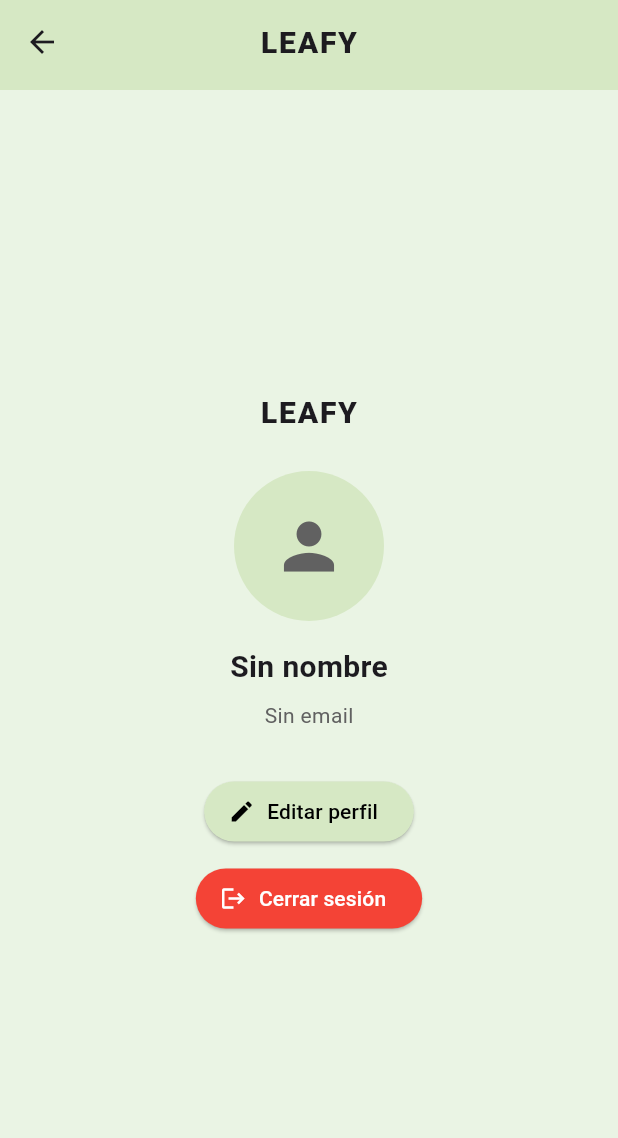
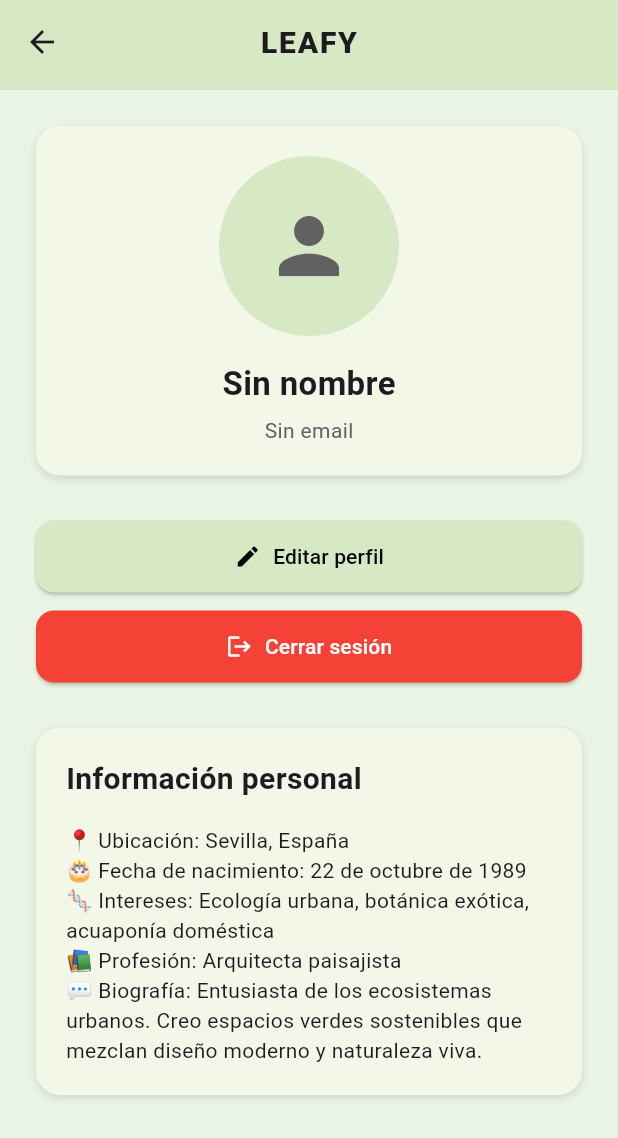
Before and after one commit to mrami8/leafy_app_flutter, a Flutter app: the ProfileScreen screen opened directly, on a phone screen of 412 x 824 dp. Shown: the top 1138 px of the screen. Run offline on Flutter 3.47's test engine with Material 3 defaults, Android fonts, the phone set to English and light mode, and no system bars; our stand-ins replace image_picker, supabase_flutter, table_calendar; accounts and stored records are empty.

Commit message:
ChangePlantsInfoV1_&_ProfileChangeV1

```diff
--- a/lib/main_screen.dart
+++ b/lib/main_screen.dart
@@ -2,7 +2,7 @@ import 'package:flutter/material.dart';
 import 'package:leafy_app_flutter/screens/calendar_screen.dart';
 import 'package:leafy_app_flutter/screens/plants_screen.dart';
 import 'package:leafy_app_flutter/screens/profile_screen.dart';
-import 'package:leafy_app_flutter/screens/search_screen.dart';
+import 'package:leafy_app_flutter/screens/search_screen.dart'; // Ensure this file contains the SearchScreen class
 
 // Pantalla principal que contiene la navegación entre pestañas
 class MainScreen extends StatefulWidget {
--- a/lib/providers/plant_search_provider.dart
+++ b/lib/providers/plant_search_provider.dart
@@ -13,31 +13,23 @@ class PlantSearchProvider with ChangeNotifier {
 
   // Método para buscar plantas por nombre o nombre científico
   Future<void> searchPlants(String query) async {
-    // Si el texto de búsqueda está vacío, se limpia la lista y se notifica a los listeners
-    if (query.isEmpty) {
-      plants = [];
-      notifyListeners();
-      return;
-    }
-
   try {
-      // Realiza una consulta a la tabla 'plantas' usando filtros OR
-      // Busca coincidencias parciales (ilike) en los campos 'nombre' y 'nombre_cientifico'
-      final response = await supabaseClient
+    final response = query.isEmpty
+        ? await supabaseClient.from('plantas').select('*')
+        : await supabaseClient
             .from('plantas')
             .select('*')
             .or('nombre.ilike.%$query%,nombre_cientifico.ilike.%$query%');
 
     print('Respuesta de la consulta: $response');
 
-      // Convierte los resultados en objetos Plant usando el método fromSearchMap
     plants = response.map((e) => Plant.fromSearchMap(e)).toList();
-      notifyListeners(); // Notifica a los widgets que dependen de esta lista para actualizarse
+    notifyListeners();
   } catch (e) {
-      // En caso de error, se limpia la lista y se notifica
     print('Error al buscar plantas: $e');
     plants = [];
     notifyListeners();
   }
 }
+
 }
--- a/lib/screens/profile_screen.dart
+++ b/lib/screens/profile_screen.dart
@@ -5,7 +5,6 @@ import 'package:leafy_app_flutter/providers/auth_provider.dart';
 import 'edit_profile_screen.dart';
 import 'package:leafy_app_flutter/LoginScreen.dart';
 
-// Pantalla de perfil de usuario
 class ProfileScreen extends StatelessWidget {
   const ProfileScreen({super.key});
 
@@ -17,7 +16,7 @@ class ProfileScreen extends StatelessWidget {
       backgroundColor: const Color(0xFFEAF4E4), // Fondo verde claro
 
       appBar: PreferredSize(
-  preferredSize: Size.fromHeight(60), // Tamaño ajustado
+        preferredSize: const Size.fromHeight(60),
         child: AppBar(
           backgroundColor: const Color(0xFFD6E8C4),
           centerTitle: true,
@@ -33,119 +32,150 @@ class ProfileScreen extends StatelessWidget {
         ),
       ),
 
-
-      // Si los datos del perfil están cargando, se muestra un indicador
-      body:
-          userProfileProvider.isLoading
-              ? Center(child: CircularProgressIndicator())
-              : Padding(
-                padding: const EdgeInsets.all(16.0),
-                child: Center(
+      body: userProfileProvider.isLoading
+          ? const Center(child: CircularProgressIndicator())
+          : SingleChildScrollView(
+              padding: const EdgeInsets.all(24.0),
               child: Column(
-                    mainAxisAlignment: MainAxisAlignment.center,
-                    crossAxisAlignment: CrossAxisAlignment.center,
                 children: [
-                      // Título LEAFY
-                      Text(
-                        "LEAFY",
-                        style: TextStyle(
-                          fontWeight: FontWeight.w800,
-                          fontSize: 20,
-                          letterSpacing: 1.2,
+                  Container(
+                    width: double.infinity,
+                    padding: const EdgeInsets.all(20),
+                    decoration: BoxDecoration(
+                      color: const Color(0xFFF3F7E8),
+                      borderRadius: BorderRadius.circular(16),
+                      boxShadow: [
+                        BoxShadow(
+                          color: Colors.black12,
+                          blurRadius: 4,
+                          offset: Offset(0, 2),
                         ),
+                      ],
                     ),
-
-                      SizedBox(height: 24),
-
-                      // Avatar del usuario
+                    child: Column(
+                      children: [
                         CircleAvatar(
-                        radius: 50,
-                        backgroundImage:
-                            userProfileProvider.fotoPerfil.isNotEmpty
+                          radius: 60,
+                          backgroundImage: userProfileProvider.fotoPerfil.isNotEmpty
                               ? NetworkImage(userProfileProvider.fotoPerfil)
                               : null,
                           backgroundColor: const Color(0xFFD6E8C4),
-                        child:
-                            userProfileProvider.fotoPerfil.isEmpty
-                                ? Icon(
-                                  Icons.person,
-                                  size: 50,
-                                  color: Colors.grey[700],
-                                )
+                          child: userProfileProvider.fotoPerfil.isEmpty
+                              ? Icon(Icons.person, size: 60, color: Colors.grey[700])
                               : null,
                         ),
-
-                      SizedBox(height: 16),
-
-                      // Nombre del usuario
+                        const SizedBox(height: 16),
                         Text(
                           userProfileProvider.username.isNotEmpty
                               ? userProfileProvider.username
                               : "Sin nombre",
                           style: const TextStyle(
-                          fontSize: 20,
+                            fontSize: 22,
                             fontWeight: FontWeight.bold,
                           ),
                         ),
-
-                      SizedBox(height: 8),
-
-                      // Correo electrónico
+                        const SizedBox(height: 6),
                         Text(
                           userProfileProvider.email.isNotEmpty
                               ? userProfileProvider.email
                               : "Sin email",
                           style: TextStyle(color: Colors.grey[700]),
                         ),
+                      ],
+                    ),
+                  ),
+                  const SizedBox(height: 30),
 
-                      SizedBox(height: 30),
-
-                      // Botón para ir a la pantalla de edición del perfil
-                      ElevatedButton.icon(
+                  // Botón para editar perfil
+                  SizedBox(
+                    width: double.infinity,
+                    child: ElevatedButton.icon(
                       onPressed: () {
                         Navigator.push(
                           context,
-                            MaterialPageRoute(
-                              builder: (_) => EditProfileScreen(),
-                            ),
+                          MaterialPageRoute(builder: (_) => EditProfileScreen()),
                         );
                       },
-                        icon: Icon(Icons.edit),
-                        label: Text('Editar perfil'),
+                      icon: const Icon(Icons.edit),
+                      label: const Text('Editar perfil'),
                       style: ElevatedButton.styleFrom(
                         backgroundColor: const Color(0xFFD6E8C4),
                         foregroundColor: Colors.black,
+                        padding: const EdgeInsets.symmetric(vertical: 14),
+                        shape: RoundedRectangleBorder(
+                          borderRadius: BorderRadius.circular(12),
                         ),
                       ),
+                    ),
+                  ),
+                  const SizedBox(height: 12),
 
-                      SizedBox(height: 10),
-
-                      // Botón para cerrar sesión y redirigir al login
-                      ElevatedButton.icon(
+                  // Botón para cerrar sesión
+                  SizedBox(
+                    width: double.infinity,
+                    child: ElevatedButton.icon(
                       onPressed: () async {
-                          final authProvider = Provider.of<AuthProvider>(
-                            context,
-                            listen: false,
-                          );
+                        final authProvider = Provider.of<AuthProvider>(context, listen: false);
                         await authProvider.logout();
-
                         Navigator.of(context).pushAndRemoveUntil(
                           MaterialPageRoute(builder: (_) => LoginScreen()),
-                            (route) =>
-                                false, // Elimina todo el historial de navegación
+                          (route) => false,
                         );
                       },
-                        icon: Icon(Icons.logout),
-                        label: Text('Cerrar sesión'),
+                      icon: const Icon(Icons.logout),
+                      label: const Text('Cerrar sesión'),
                       style: ElevatedButton.styleFrom(
                         backgroundColor: Colors.red,
                         foregroundColor: Colors.white,
+                        padding: const EdgeInsets.symmetric(vertical: 14),
+                        shape: RoundedRectangleBorder(
+                          borderRadius: BorderRadius.circular(12),
+                        ),
+                      ),
+                    ),
+                  ),
+                  const SizedBox(height: 30),
+
+                  // Sección de información falsa del perfil
+                  Container(
+                    width: double.infinity,
+                    padding: const EdgeInsets.all(20),
+                    decoration: BoxDecoration(
+                      color: const Color(0xFFF3F7E8),
+                      borderRadius: BorderRadius.circular(16),
+                      boxShadow: [
+                        BoxShadow(
+                          color: Colors.black12,
+                          blurRadius: 4,
+                          offset: Offset(0, 2),
+                        ),
+                      ],
+                    ),
+                    child: Column(
+                      crossAxisAlignment: CrossAxisAlignment.start,
+                      children: const [
+                        Text(
+                          "Información personal",
+                          style: TextStyle(
+                            fontSize: 20,
+                            fontWeight: FontWeight.bold,
+                          ),
+                        ),
+                        SizedBox(height: 16),
+                        Text("📍 Ubicación: Sevilla, España"),
+                        Text("🎂 Fecha de nacimiento: 22 de octubre de 1989"),
+                        Text("🧬 Intereses: Ecología urbana, botánica exótica, acuaponía doméstica"),
+                        Text("📚 Profesión: Arquitecta paisajista"),
+                        Text(
+                          "💬 Biografía: Entusiasta de los ecosistemas urbanos. "
+                          "Creo espacios verdes sostenibles que mezclan diseño moderno y naturaleza viva.",
+                        ),
+                      ],
                     ),
                   ),
                 ],
               ),
             ),
-              ),
     );
   }
 }
--- a/lib/screens/search_screen.dart
+++ b/lib/screens/search_screen.dart
@@ -4,19 +4,33 @@ import 'package:leafy_app_flutter/providers/plant_search_provider.dart';
 import 'plantDetailScreen.dart';
 
 // Pantalla para buscar y visualizar plantas de la base de datos
-class SearchScreen extends StatelessWidget {
+class SearchScreen extends StatefulWidget {
   const SearchScreen({super.key});
+
+  @override
+  State<SearchScreen> createState() => _SearchScreenState();
+}
+
+class _SearchScreenState extends State<SearchScreen> {
+  @override
+  void initState() {
+    super.initState();
+    // Cargar todas las plantas al iniciar
+    Future.microtask(() {
+      Provider.of<PlantSearchProvider>(context, listen: false).searchPlants('');
+    });
+  }
 
   @override
   Widget build(BuildContext context) {
     return Scaffold(
-      backgroundColor: const Color(0xFFEAF4E4), // Fondo verde claro
+      backgroundColor: const Color(0xFFEAF4E4),
       body: SafeArea(
         child: Column(
           children: [
-            // Encabezado con título de la app
+            // Encabezado
             Container(
-              color: const Color(0xFFD6E8C4), // Verde pastel claro
+              color: const Color(0xFFD6E8C4),
               padding: const EdgeInsets.symmetric(horizontal: 16, vertical: 12),
               child: Row(
                 mainAxisAlignment: MainAxisAlignment.center,
@@ -44,7 +58,6 @@ class SearchScreen extends StatelessWidget {
                 ),
                 child: TextField(
                   onChanged: (query) {
-                    // Realiza búsqueda a medida que se escribe
                     Provider.of<PlantSearchProvider>(
                       context,
                       listen: false,
@@ -55,7 +68,6 @@ class SearchScreen extends StatelessWidget {
                     suffixIcon: IconButton(
                       icon: Icon(Icons.close),
                       onPressed: () {
-                        // Limpia el campo y la búsqueda
                         Provider.of<PlantSearchProvider>(
                           context,
                           listen: false,
@@ -70,39 +82,36 @@ class SearchScreen extends StatelessWidget {
               ),
             ),
 
-            // Resultados de búsqueda
+            // Resultados
             Expanded(
               child: Consumer<PlantSearchProvider>(
                 builder: (context, provider, _) {
-                  // Si no hay resultados, muestra mensaje
                   if (provider.plants.isEmpty) {
                     return const Center(
                       child: Text('No se encontraron plantas.'),
                     );
                   }
 
-                  // Si hay resultados, muestra en cuadrícula
                   return GridView.builder(
                     padding: const EdgeInsets.symmetric(horizontal: 12),
                     gridDelegate:
                         const SliverGridDelegateWithFixedCrossAxisCount(
-                          crossAxisCount: 2,
-                          crossAxisSpacing: 12.0,
-                          mainAxisSpacing: 12.0,
-                          childAspectRatio: 1,
-                        ),
+                      crossAxisCount: 2,
+                      crossAxisSpacing: 12.0,
+                      mainAxisSpacing: 12.0,
+                      childAspectRatio: 1,
+                    ),
                     itemCount: provider.plants.length,
                     itemBuilder: (context, index) {
                       final plant = provider.plants[index];
 
                       return GestureDetector(
                         onTap: () {
-                          // Al tocar una planta, navega a la vista de detalle
                           Navigator.push(
                             context,
                             MaterialPageRoute(
-                              builder:
-                                  (context) => PlantDetailScreen(plant: plant),
+                              builder: (context) =>
+                                  PlantDetailScreen(plant: plant),
                             ),
                           );
                         },
@@ -115,7 +124,6 @@ class SearchScreen extends StatelessWidget {
                           child: Column(
                             crossAxisAlignment: CrossAxisAlignment.stretch,
                             children: [
-                              // Imagen de la planta
                               ClipRRect(
                                 borderRadius: const BorderRadius.vertical(
                                   top: Radius.circular(12),
@@ -136,8 +144,6 @@ class SearchScreen extends StatelessWidget {
                                   ),
                                 ),
                               ),
-
-                              // Nombre común y científico
                               Padding(
                                 padding: const EdgeInsets.all(6.0),
                                 child: Column(
```
Lines whose indentation alone changed are shown as unchanged.
